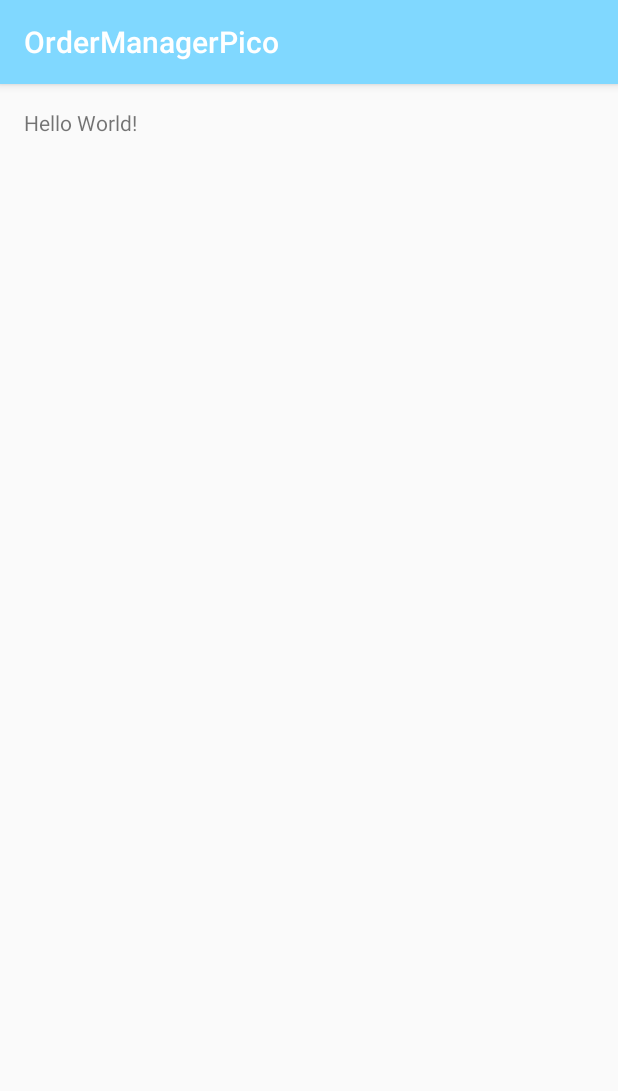
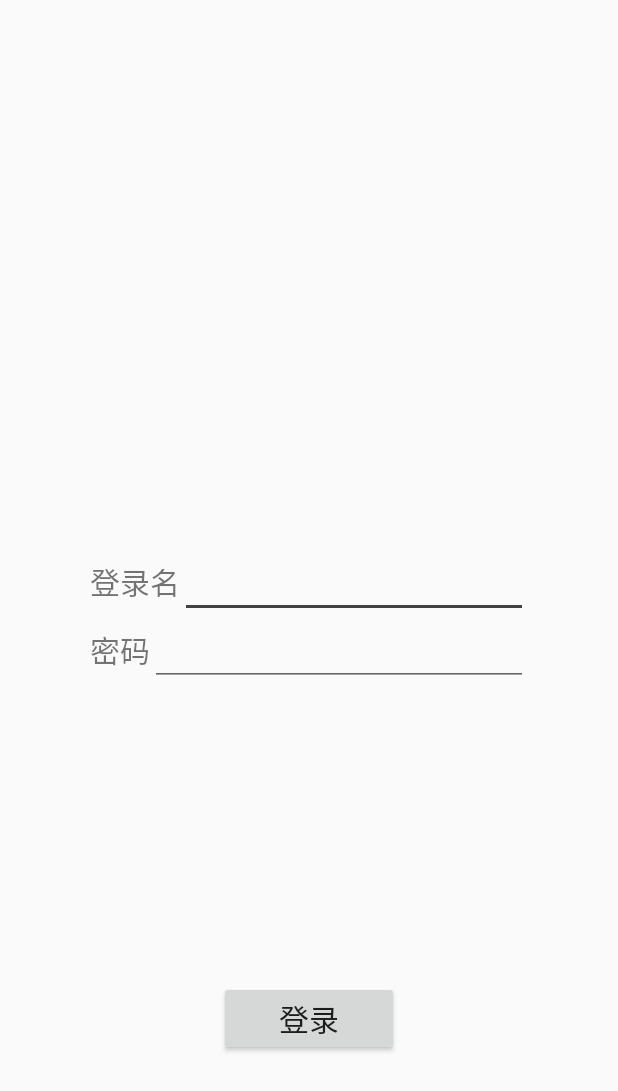
Before and after one commit to presisco/OrderManagerPico, an Android app: the screen it shows after launch (MainActivity before the commit, LoginActivity after it), on a phone screen of 412 x 824 dp. Shown: the top 1091 px of the screen. Run offline under Robolectric (Android 15) with nearby library versions, the phone set to English and light mode, and no system bars.

Commit message:
add text resource,add launch and login action

```diff
--- /dev/null
+++ b/app/src/main/java/com/innoclub/ordermanagerpico/LauncherActivity.java
@@ -0,0 +1,59 @@
+package com.innoclub.ordermanagerpico;
+
+import android.content.Context;
+import android.content.Intent;
+import android.os.AsyncTask;
+import android.support.v7.app.AppCompatActivity;
+import android.os.Bundle;
+
+/**
+ * Created by presisco on 2016/4/6.
+ */
+
+/**
+ * 应用的入口，点击应用图标后打开的第一个Activity，根据登录历史确定是否显示LoginActivity
+ */
+
+public class LauncherActivity extends AppCompatActivity {
+    //获取是否登陆过
+    boolean loggedIn;
+
+    @Override
+    protected void onCreate(Bundle savedInstanceState) {
+        super.onCreate(savedInstanceState);
+        setContentView(R.layout.activity_launcher);
+
+        loggedIn=getSharedPreferences(ConstParams.MAIN_SHARED_PREFERENCE_NAME, Context.MODE_PRIVATE)
+                    .getBoolean(ConstParams.MAIN_SHARED_PREFERENCE_KEY_LOGGEDIN,false);
+
+        new WasteofTime().execute();
+    }
+
+    private void close(){
+        finish();
+    }
+
+    private class WasteofTime extends AsyncTask<Void,Void,Void>{
+        @Override
+        protected Void doInBackground(Void... params) {
+            try {
+                Thread.sleep(2000);
+            }catch(Exception e){
+                e.printStackTrace();
+            }
+            return null;
+        }
+
+        @Override
+        protected void onPostExecute(Void aVoid) {
+            super.onPostExecute(aVoid);
+            if(loggedIn){
+                startActivity(new Intent(LauncherActivity.this, MainActivity.class));
+
+            }else{
+                startActivity(new Intent(LauncherActivity.this, LoginActivity.class));
+            }
+            close();
+        }
+    }
+}
--- /dev/null
+++ b/app/src/main/java/com/innoclub/ordermanagerpico/LoginActivity.java
@@ -0,0 +1,60 @@
+package com.innoclub.ordermanagerpico;
+
+import android.content.Context;
+import android.content.Intent;
+import android.content.SharedPreferences;
+import android.os.Bundle;
+import android.support.v7.app.AppCompatActivity;
+import android.view.View;
+import android.widget.EditText;
+import android.widget.Toast;
+
+import com.innoclub.ordermanagerpico.NetworkOperation.LoginTask;
+
+/**
+ * Created by presisco on 2016/4/6.
+ */
+public class LoginActivity extends AppCompatActivity implements LoginTask.OnLoginResult{
+    EditText mEditUsername;
+    EditText mEditPassword;
+
+    @Override
+    protected void onCreate(Bundle savedInstanceState) {
+        super.onCreate(savedInstanceState);
+        setContentView(R.layout.activity_login);
+
+        mEditUsername=(EditText)findViewById(R.id.editTextUsername);
+        mEditPassword=(EditText)findViewById(R.id.editTextPassword);
+    }
+
+    public void onLogin(View v){
+        String name=mEditUsername.getText().toString().trim();
+        String pwd=mEditPassword.getText().toString().trim();
+        if(name.length()==0||pwd.length()==0){
+            Toast.makeText(this,getResources().getString(R.string.text_message_empty_input),Toast.LENGTH_SHORT).show();
+            return;
+        }else{
+            new LoginTask(this).execute(new String[]{name,pwd});
+        }
+    }
+
+    @Override
+    public void onLoginSucceed() {
+        SharedPreferences.Editor editor=getSharedPreferences(ConstParams.MAIN_SHARED_PREFERENCE_NAME, Context.MODE_PRIVATE).edit();
+        editor.putBoolean(ConstParams.MAIN_SHARED_PREFERENCE_KEY_LOGGEDIN,true);
+        editor.commit();
+        startActivity(new Intent(this, MainActivity.class));
+        finish();
+    }
+
+    @Override
+    public void onLoginFailed(Integer errorCode) {
+        if(errorCode==LoginTask.LOGIN_FAILED_NO_USERNAME){
+            Toast.makeText(this,getResources().getString(R.string.text_message_wrong_username),Toast.LENGTH_SHORT).show();
+        }else if(errorCode==LoginTask.LOGIN_FAILED_WRONG_PASSWORD){
+            Toast.makeText(this,getResources().getString(R.string.text_message_wrong_pwd),Toast.LENGTH_SHORT).show();
+        }else{
+            Toast.makeText(this,getResources().getString(R.string.text_message_unknown_error),Toast.LENGTH_SHORT).show();
+        }
+    }
+}
--- a/app/src/main/java/com/innoclub/ordermanagerpico/MainActivity.java
+++ b/app/src/main/java/com/innoclub/ordermanagerpico/MainActivity.java
@@ -2,6 +2,10 @@ package com.innoclub.ordermanagerpico;
 
 import android.support.v7.app.AppCompatActivity;
 import android.os.Bundle;
+
+/**
+ * Created by presisco on 2016/4/6.
+ */
 
 public class MainActivity extends AppCompatActivity {
 
--- /dev/null
+++ b/app/src/main/res/layout/activity_login.xml
@@ -0,0 +1,63 @@
+<?xml version="1.0" encoding="utf-8"?>
+<RelativeLayout xmlns:android="http://schemas.android.com/apk/res/android"
+    android:layout_width="match_parent" android:layout_height="match_parent">
+
+    <LinearLayout
+        android:orientation="vertical"
+        android:layout_width="match_parent"
+        android:layout_height="wrap_content"
+        android:layout_centerInParent="true">
+
+        <LinearLayout
+            android:orientation="horizontal"
+            android:layout_width="match_parent"
+            android:layout_height="match_parent"
+            android:paddingLeft="@dimen/padding_login_input_area"
+            android:paddingRight="@dimen/padding_login_input_area">
+
+            <TextView
+                android:layout_width="wrap_content"
+                android:layout_height="wrap_content"
+                android:text="@string/text_describe_login_name"
+                android:id="@+id/textView"
+                android:textSize="@dimen/size_text_large" />
+
+            <EditText
+                android:layout_width="match_parent"
+                android:layout_height="wrap_content"
+                android:id="@+id/editTextUsername" />
+        </LinearLayout>
+
+        <LinearLayout
+            android:orientation="horizontal"
+            android:layout_width="match_parent"
+            android:layout_height="match_parent"
+            android:paddingLeft="@dimen/padding_login_input_area"
+            android:paddingRight="@dimen/padding_login_input_area" >
+
+            <TextView
+                android:layout_width="wrap_content"
+                android:layout_height="wrap_content"
+                android:text="@string/text_describe_login_password"
+                android:id="@+id/textView2"
+                android:textSize="@dimen/size_text_large" />
+
+            <EditText
+                android:layout_width="match_parent"
+                android:layout_height="wrap_content"
+                android:id="@+id/editTextPassword"
+                android:inputType="textPassword" />
+        </LinearLayout>
+    </LinearLayout>
+
+    <Button
+        android:layout_width="@dimen/width_login_button"
+        android:layout_height="wrap_content"
+        android:text="@string/text_button_login"
+        android:id="@+id/buttonLogin"
+        android:layout_alignParentBottom="true"
+        android:layout_centerHorizontal="true"
+        android:textSize="@dimen/size_text_large"
+        android:layout_marginBottom="@dimen/width_login_button"
+        android:onClick="onLogin" />
+</RelativeLayout>
--- a/app/src/main/res/values/colors.xml
+++ b/app/src/main/res/values/colors.xml
@@ -4,4 +4,5 @@
     <color name="colorPrimaryDark">#1a237e</color>
     <color name="colorAccent">#424242</color>
     <color name="primary_text_default_material_light">#212121</color>
+    <color name="background_material_light">#e0e0e0</color>
 </resources>
--- a/app/src/main/res/values/dimens.xml
+++ b/app/src/main/res/values/dimens.xml
@@ -6,4 +6,8 @@
     <dimen name="size_text_medium">16sp</dimen>
     <dimen name="size_text_small">12sp</dimen>
     <dimen name="size_text_large">20sp</dimen>
+
+    <dimen name="padding_login_input_area">60dp</dimen>
+    <dimen name="padding_login_button_bottom">60dp</dimen>
+    <dimen name="width_login_button">120dp</dimen>
 </resources>
--- a/app/src/main/res/values/strings.xml
+++ b/app/src/main/res/values/strings.xml
@@ -1,5 +1,7 @@
 <resources>
     <string name="app_name">OrderManagerPico</string>
+    <string name="text_describe_login_name">登录名</string>
+    <string name="text_describe_login_password">密码</string>
     <string name="text_describe_tonnage">吨位</string>
     <string name="text_describe_product_name">产品名称</string>
     <string name="text_describe_client_name">客户名称</string>
@@ -16,4 +18,9 @@
     <string name="text_button_confirm_receipt">确认收货</string>
     <string name="text_button_confirm_payment">确认付款</string>
     <string name="text_button_finish_order">订单完成</string>
+    <string name="text_button_login">登录</string>
+    <string name="text_message_empty_input">一项或多项为空</string>
+    <string name="text_message_wrong_username">用户名错误</string>
+    <string name="text_message_wrong_pwd">密码错误</string>
+    <string name="text_message_unknown_error">未知错误</string>
 </resources>
--- a/app/src/main/res/values/styles.xml
+++ b/app/src/main/res/values/styles.xml
@@ -6,6 +6,14 @@
         <item name="colorPrimary">@color/colorPrimary</item>
         <item name="colorPrimaryDark">@color/colorPrimaryDark</item>
         <item name="colorAccent">@color/colorAccent</item>
+        <item name="android:colorBackground">@color/background_material_light</item>
+    </style>
+
+    <style name="AppTheme.NoActionBar" parent="Theme.AppCompat.Light.NoActionBar">
+        <!-- Customize your theme here. -->
+        <item name="colorPrimary">@color/colorPrimary</item>
+        <item name="colorPrimaryDark">@color/colorPrimaryDark</item>
+        <item name="colorAccent">@color/colorAccent</item>
     </style>
 
 </resources>
```
Also changed, not shown: app/src/main/AndroidManifest.xml (+12 -1 lines), app/src/main/java/com/innoclub/ordermanagerpico/ConstParams.java (added, +10 -0 lines), app/src/main/java/com/innoclub/ordermanagerpico/DataModel/NewOrder.java (added, +7 -0 lines), app/src/main/java/com/innoclub/ordermanagerpico/NetworkOperation/LoginTask.java (added, +44 -0 lines), app/src/main/java/com/innoclub/ordermanagerpico/NetworkOperation/SubmitOrderTask.java (added, +47 -0 lines), app/src/main/res/layout/activity_launcher.xml (added, +19 -0 lines).
